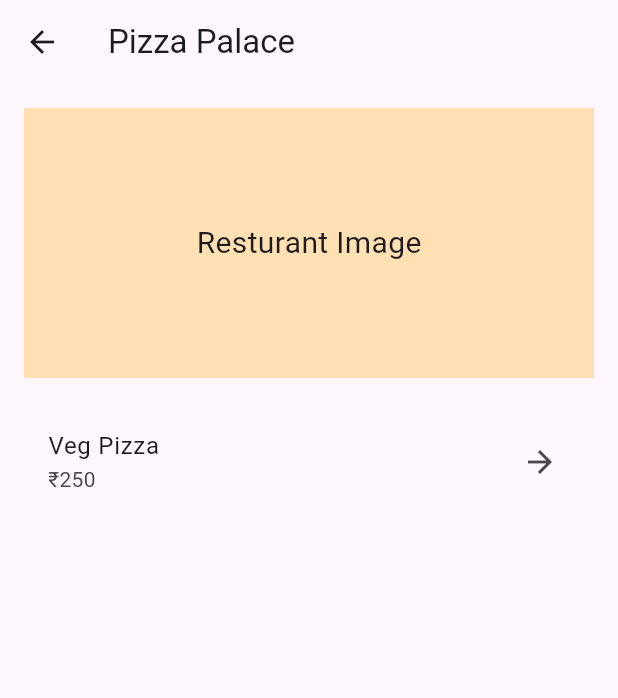
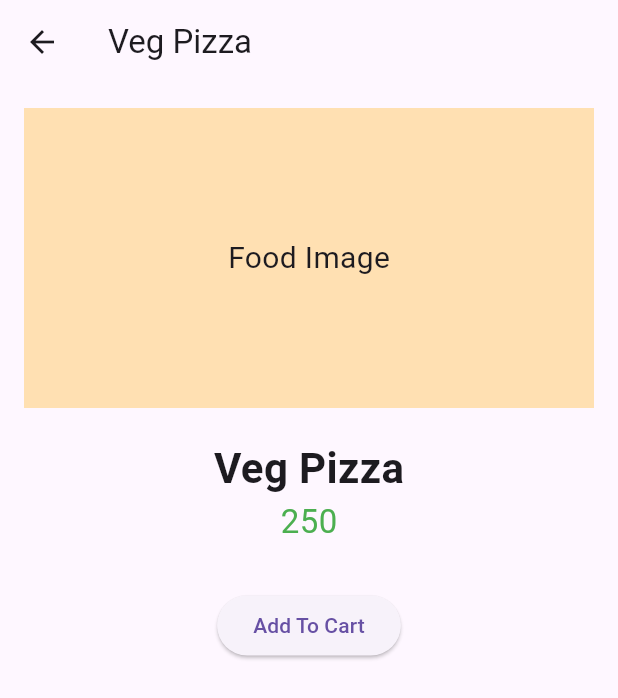
Before and after one commit to SiddhanthShetty-412/APP_Development, a Flutter app: the RestrauntScreen screen opened directly, after a tap on "Veg Pizza", on a phone screen of 412 x 824 dp. Shown: the top 698 px of the screen. Run offline on Flutter 3.47's test engine with Material 3 defaults, Android fonts, the phone set to English and light mode, and no system bars.

Commit message:
Added Food Screen

```diff
--- a/food_delivery_app/lib/screens/food_screen.dart
+++ b/food_delivery_app/lib/screens/food_screen.dart
@@ -0,0 +1,60 @@
+import "package:flutter/material.dart";
+
+class FoodScreen extends StatefulWidget {
+    @override
+    State<FoodScreen> createState()=> _FoodScreenState();
+}
+
+class _FoodScreenState extends State<FoodScreen> {
+    @override
+    Widget build(BuildContext context) {
+        return Scaffold(
+            appBar: AppBar(
+                title: Text("Veg Pizza"),
+            ),
+            body: Padding(
+                padding: EdgeInsets.all(16.0),
+                child: Column(
+                    children: [
+                        Container(
+                            height: 200,
+                            color: Colors.orange.shade100,
+                            child: Center(
+                                child: Text(
+                                    "Food Image",
+                                    style: TextStyle(fontSize: 20),
+                                ),
+                            ),
+                        ),
+
+                        SizedBox(height: 20),
+
+                        Text(
+                            "Veg Pizza",
+                            style: TextStyle(
+                                fontSize: 28,
+                                fontWeight: FontWeight.bold,
+                            ),
+                        ),
+
+                        Text(
+                            "250",
+                            style: TextStyle(
+                                fontSize: 22,
+                                color: Colors.green,
+                            ),
+                        ),
+                        SizedBox(height: 30),
+
+                        ElevatedButton(
+                            onPressed: () {
+
+                            },
+                            child: Text("Add To Cart"),
+                        ),
+                    ],
+                ),
+            ),
+        );
+    }
+}
--- a/food_delivery_app/lib/screens/restraunt_screen.dart
+++ b/food_delivery_app/lib/screens/restraunt_screen.dart
@@ -1,5 +1,5 @@
 import "package:flutter/material.dart";
-
+import "food_screen.dart";
 class RestrauntScreen extends StatefulWidget {
     @override
     State<RestrauntScreen> createState()=> _RestrauntScreenState();
@@ -34,12 +34,12 @@
                             subtitle: Text("₹250"),
                             trailing: Icon(Icons.arrow_forward),
                             onTap: () {
-                                //Navigator.push(
-                                //    context,
-                                //    MaterialPageRoute(
-                                //        builder: (context) => FoodScreen(),
-                                //    ),
-                                //);
+                                Navigator.push(
+                                    context,
+                                    MaterialPageRoute(
+                                        builder: (context) => FoodScreen(),
+                                    ),
+                                );
                             },
                         ),
                     ],
```
